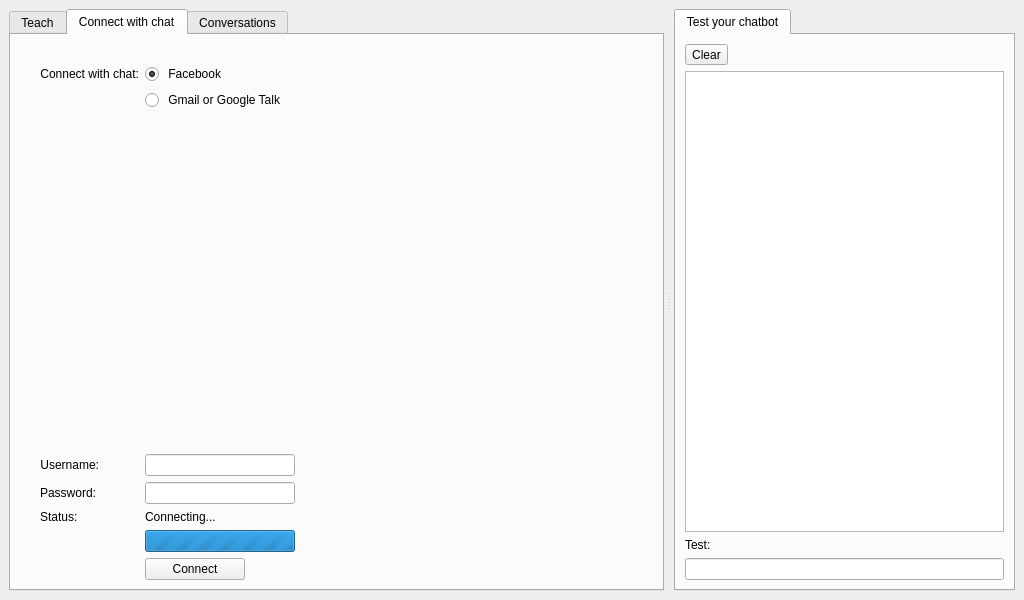
Above: src/main-project/front-end/mainwindow.ui from lvklabs/chatbot before the change. Below: the same form after it.
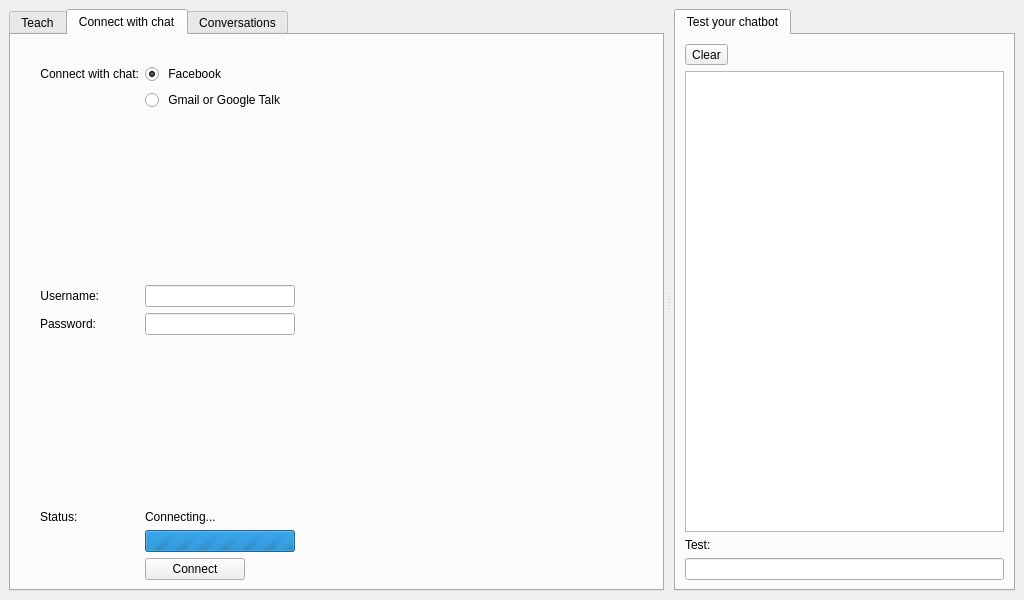
That is the form after the change. Icons and pictures are not drawn. Custom widgets are drawn as their Qt base class.

Commit message: Minor changes in the spacers of the chat connection tab

What changed in the file:
```diff
--- a/src/main-project/front-end/mainwindow.ui
+++ b/src/main-project/front-end/mainwindow.ui
@@ -291,7 +291,7 @@
              <property name="sizeHint" stdset="0">
               <size>
                <width>20</width>
-               <height>40</height>
+               <height>20</height>
               </size>
              </property>
             </spacer>
@@ -345,7 +345,7 @@
              </property>
             </widget>
            </item>
-           <item row="5" column="1">
+           <item row="6" column="1">
             <widget class="QLabel" name="connectionStatusLabel">
              <property name="styleSheet">
               <string notr="true"/>
@@ -355,7 +355,7 @@
              </property>
             </widget>
            </item>
-           <item row="6" column="1">
+           <item row="7" column="1">
             <widget class="QProgressBar" name="connectionProgressBar">
              <property name="maximumSize">
               <size>
@@ -374,7 +374,7 @@
              </property>
             </widget>
            </item>
-           <item row="7" column="1">
+           <item row="8" column="1">
             <widget class="QPushButton" name="connectButton">
              <property name="maximumSize">
               <size>
@@ -387,13 +387,26 @@
              </property>
             </widget>
            </item>
-           <item row="5" column="0">
+           <item row="6" column="0">
             <widget class="QLabel" name="statusLabel">
              <property name="text">
               <string>Status:</string>
              </property>
             </widget>
            </item>
+           <item row="5" column="1">
+            <spacer name="chatTabSpacer2">
+             <property name="orientation">
+              <enum>Qt::Vertical</enum>
+             </property>
+             <property name="sizeHint" stdset="0">
+              <size>
+               <width>20</width>
+               <height>5</height>
+              </size>
+             </property>
+            </spacer>
+           </item>
           </layout>
          </item>
         </layout>
```
